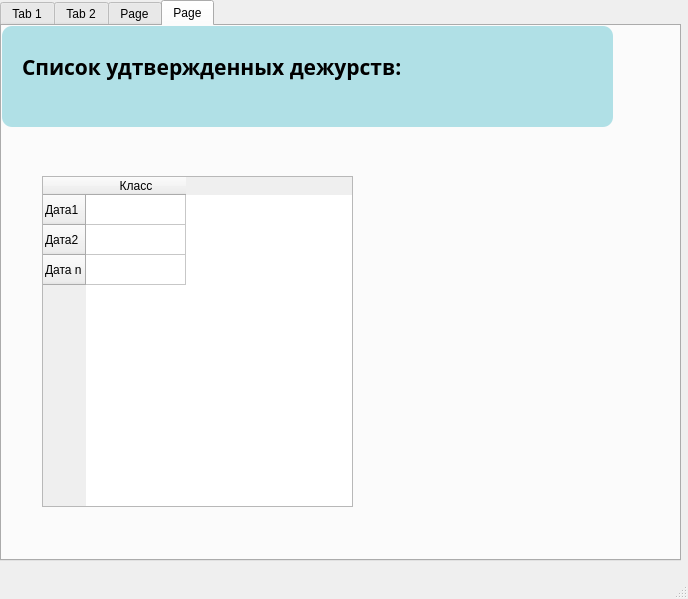
Qt form teacher_wind.ui (sk3feel/YandexProject1) before a commit.
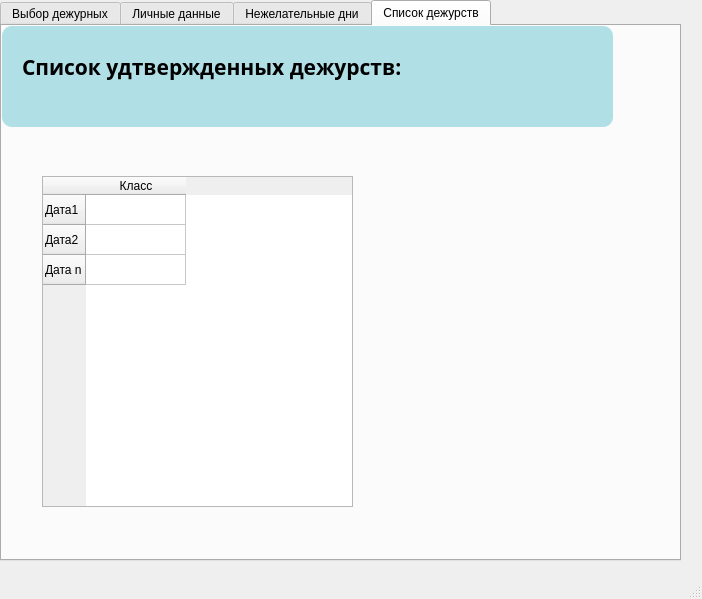
The same form after that commit. The open tabs and pages were chosen to show the change.

Commit message: Первая форма для авторизации

The edit to the form file:
```diff
--- a/teacher_wind.ui
+++ b/teacher_wind.ui
@@ -6,7 +6,7 @@
    <rect>
     <x>0</x>
     <y>0</y>
-    <width>688</width>
+    <width>702</width>
     <height>599</height>
    </rect>
   </property>
@@ -28,7 +28,7 @@
     </property>
     <widget class="QWidget" name="tab">
      <attribute name="title">
-      <string>Tab 1</string>
+      <string>Выбор дежурных</string>
      </attribute>
      <widget class="QFrame" name="frame_2">
       <property name="geometry">
@@ -318,7 +318,7 @@
     </widget>
     <widget class="QWidget" name="tab_2">
      <attribute name="title">
-      <string>Tab 2</string>
+      <string>Личные данные</string>
      </attribute>
      <widget class="QFrame" name="frame">
       <property name="geometry">
@@ -636,7 +636,7 @@
     </widget>
     <widget class="QWidget" name="tab_3">
      <attribute name="title">
-      <string>Page</string>
+      <string>Нежелательные дни</string>
      </attribute>
      <widget class="QFrame" name="frame_4">
       <property name="geometry">
@@ -810,7 +810,7 @@
     </widget>
     <widget class="QWidget" name="tab_4">
      <attribute name="title">
-      <string>Page</string>
+      <string>Список дежурств</string>
      </attribute>
      <widget class="QFrame" name="frame_5">
       <property name="geometry">
```
Left out of the diff: 4 changed lines with no effect on the pictures. The commit also changes 4 other files.
